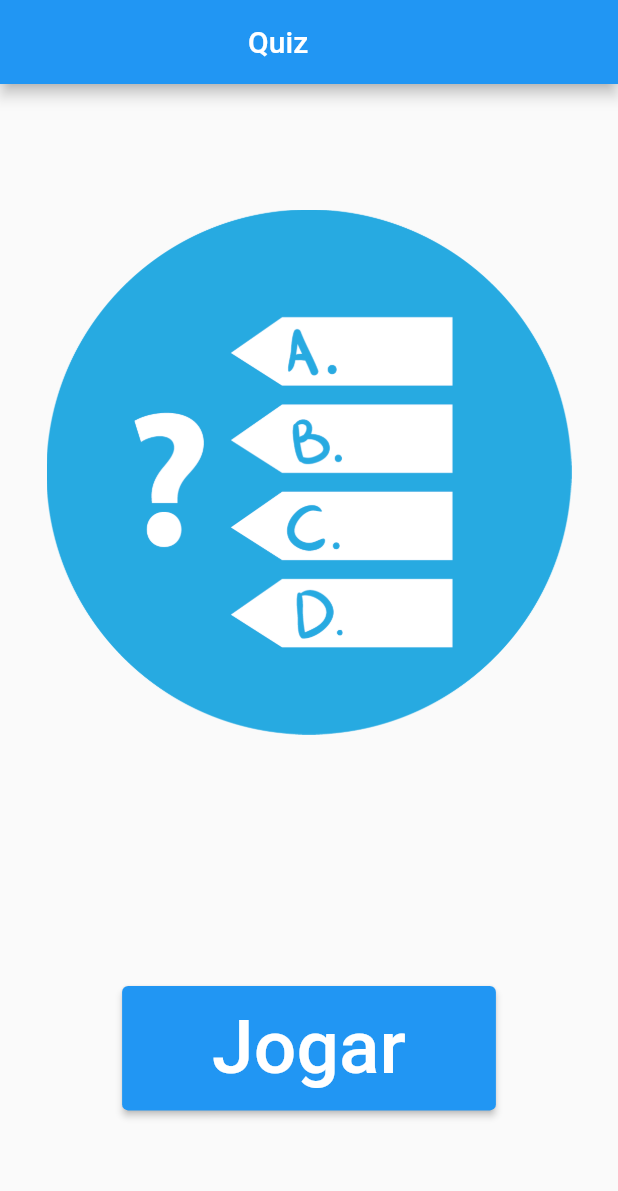
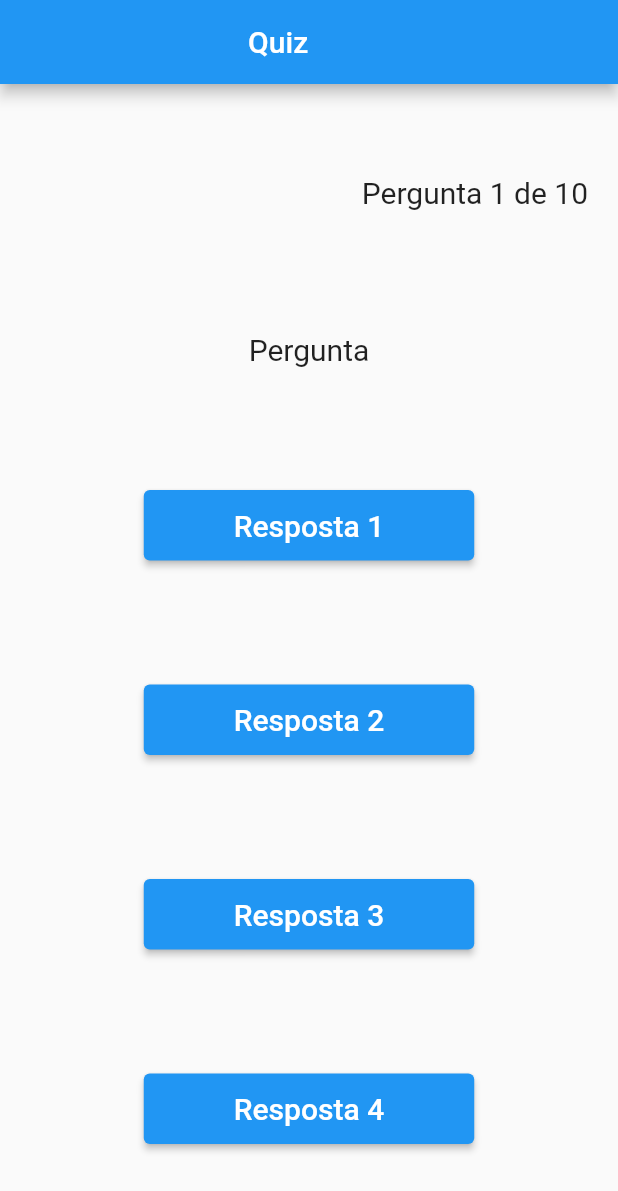
Before and after one commit to LucasTecDev/App_Quiz, a Flutter app: the screen it shows after launch, on a phone screen of 412 x 824 dp. Shown: the top 1191 px of the screen. Run offline on Flutter 3.47's test engine with Material 2 defaults, Android fonts, the phone set to English and light mode, and no system bars.

Commit message:
Programando o Layout do Stateful Widget de Perguntas e Respostas

```diff
--- a/app_quiz/lib/main.dart
+++ b/app_quiz/lib/main.dart
@@ -1,6 +1,7 @@
+import 'package:app_quiz/quiz.dart';
 import 'package:flutter/material.dart';
 import 'package:app_quiz/homepage.dart';
 
 void main() {
-  runApp(HomePage());
+  runApp(Quiz());
 }
--- /dev/null
+++ b/app_quiz/lib/quiz.dart
@@ -0,0 +1,76 @@
+import 'package:flutter/material.dart';
+
+class Quiz extends StatefulWidget {
+  const Quiz({super.key});
+
+  @override
+  State<Quiz> createState() => _QuizState();
+}
+
+class _QuizState extends State<Quiz> {
+  @override
+  Widget build(BuildContext context) {
+    return MaterialApp(
+      debugShowCheckedModeBanner: false,
+      home: Scaffold(
+        appBar: AppBar(
+          title: Text('                              Quiz'),
+        ),
+        body: Padding(
+          padding: const EdgeInsets.all(20),
+          child: Column(
+              mainAxisAlignment: MainAxisAlignment.spaceAround,
+              children: [
+                Align(
+                  alignment: Alignment.topRight,
+                  child: Text('Pergunta 1 de 10', style: TextStyle(fontSize: 20))),
+                 Text('Pergunta',style: TextStyle(fontSize: 20)),
+
+                ElevatedButton(
+                  onPressed: () {
+                    print('1');
+                  },
+                  child: Text('Resposta 1', style: TextStyle(fontSize: 20)),
+                  style: ElevatedButton.styleFrom(
+                    padding: EdgeInsets.fromLTRB(60, 12, 60, 12),
+                  ),
+                ),
+
+                ElevatedButton(
+                  onPressed: () {
+                    print('2');
+                  },
+                  child: Text('Resposta 2', style: TextStyle(fontSize: 20)),
+                  style: ElevatedButton.styleFrom(
+                    padding: EdgeInsets.fromLTRB(60, 12, 60, 12),
+                  ),
+                ),
+
+                ElevatedButton(
+                  onPressed: () {
+                    print('3');
+                  },
+                  child: Text('Resposta 3', style: TextStyle(fontSize: 20)),
+                  style: ElevatedButton.styleFrom(
+                    padding: EdgeInsets.fromLTRB(60, 12, 60, 12),
+                  ),
+                ),
+
+                ElevatedButton(
+                  onPressed: () {
+                    print('4');
+                  },
+                  child: Text('Resposta 4', style: TextStyle(fontSize: 20)),
+                  style: ElevatedButton.styleFrom(
+                    padding: EdgeInsets.fromLTRB(60, 12, 60, 12),
+                  ),
+                ),
+
+              ],
+
+            ),
+          ),
+        ),
+      );
+  }
+}
```
